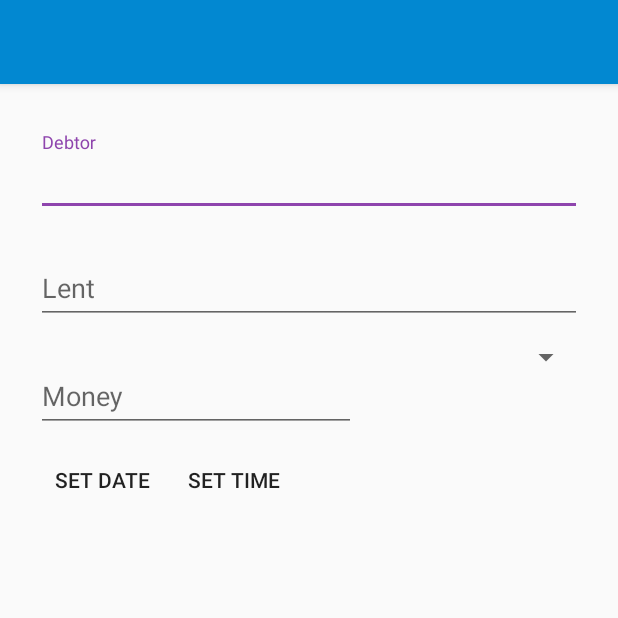
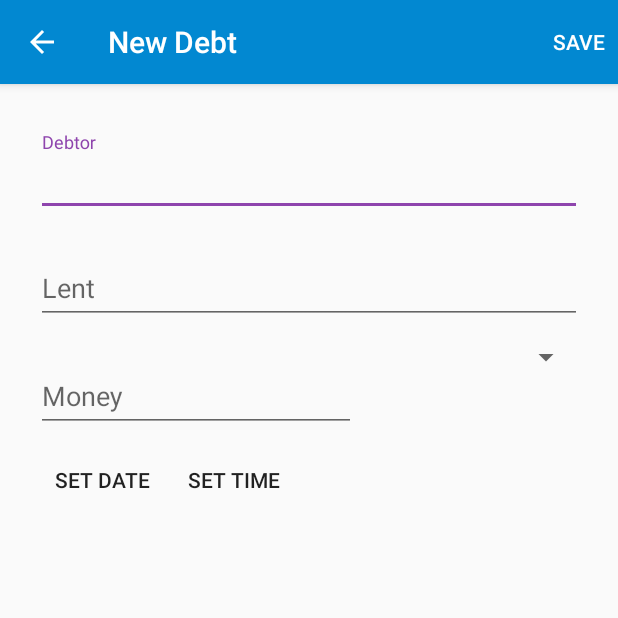
Before and after one commit to Popalay/Yooder, an Android app: the AddDebtDialog screen opened directly, with no data from a screen before it, on a phone screen of 412 x 824 dp, the top half of it. Run offline under Robolectric (Android 15) with nearby library versions, the phone set to English and light mode, and no system bars; plain views replace MaterialSpinner.

```diff
--- a/app/build.gradle
+++ b/app/build.gradle
@@ -25,7 +25,7 @@ android {
 }
 
 buildscript {
-    ext.kotlin_version = '1.0.0-beta-2423'
+    ext.kotlin_version = '1.0.0-beta-3595'
     repositories {
         mavenCentral()
     }
--- a/app/src/main/kotlin/com/popalay/yooder/activities/BaseActivity.kt
+++ b/app/src/main/kotlin/com/popalay/yooder/activities/BaseActivity.kt
@@ -2,13 +2,11 @@ package com.popalay.yooder.activities
 
 import android.content.Context
 import android.support.v7.app.AppCompatActivity
-import android.util.Log
 import android.view.MotionEvent
 import android.view.inputmethod.InputMethodManager
 
 abstract class BaseActivity : AppCompatActivity() {
     override fun onTouchEvent(event: MotionEvent?): Boolean {
-        Log.i("Dialog", "Click")
         var view = this.currentFocus;
         if (view != null) {
             view.clearFocus()
--- a/app/src/main/kotlin/com/popalay/yooder/activities/MainActivity.kt
+++ b/app/src/main/kotlin/com/popalay/yooder/activities/MainActivity.kt
@@ -11,7 +11,7 @@ import android.widget.TextView
 import com.parse.ParseUser
 import com.popalay.yooder.R
 import com.popalay.yooder.fragments.RemindersFragment
-import kotlinx.android.synthetic.activity_main.*
+import kotlinx.android.synthetic.main.activity_main.*
 
 public class MainActivity : BaseActivity() {
 
--- a/app/src/main/kotlin/com/popalay/yooder/fragments/LoginFragment.kt
+++ b/app/src/main/kotlin/com/popalay/yooder/fragments/LoginFragment.kt
@@ -12,7 +12,7 @@ import com.popalay.yooder.eventbus.LoginButtonEvent
 import com.popalay.yooder.eventbus.SignupButtonEvent
 import com.popalay.yooder.extensions.hideKeyboard
 import com.popalay.yooder.extensions.snackbar
-import kotlinx.android.synthetic.fragment_login.*
+import kotlinx.android.synthetic.main.fragment_login.*
 
 public class LoginFragment : Fragment() {
 
--- a/app/src/main/kotlin/com/popalay/yooder/fragments/RemindersFragment.kt
+++ b/app/src/main/kotlin/com/popalay/yooder/fragments/RemindersFragment.kt
@@ -9,7 +9,7 @@ import android.view.ViewGroup
 import com.popalay.yooder.R
 import com.popalay.yooder.activities.AddDebtDialog
 import com.popalay.yooder.widgets.PagerAdapter
-import kotlinx.android.synthetic.fragment_reminders.*
+import kotlinx.android.synthetic.main.fragment_reminders.*
 
 public class RemindersFragment : Fragment() {
 
--- a/app/src/main/kotlin/com/popalay/yooder/fragments/SignupFragment.kt
+++ b/app/src/main/kotlin/com/popalay/yooder/fragments/SignupFragment.kt
@@ -12,7 +12,7 @@ import com.popalay.yooder.eventbus.LoginButtonEvent
 import com.popalay.yooder.eventbus.SignupButtonEvent
 import com.popalay.yooder.extensions.hideKeyboard
 import com.popalay.yooder.extensions.snackbar
-import kotlinx.android.synthetic.fragment_signup.*
+import kotlinx.android.synthetic.main.fragment_signup.*
 
 public class SignupFragment : Fragment() {
 
--- a/app/src/main/res/drawable/ic_arrow_back.xml
+++ /dev/null
@@ -1,9 +0,0 @@
-<vector xmlns:android="http://schemas.android.com/apk/res/android"
-        android:width="24dp"
-        android:height="24dp"
-        android:viewportWidth="24.0"
-        android:viewportHeight="24.0">
-    <path
-        android:fillColor="#ffffff"
-        android:pathData="M20,11H7.83l5.59,-5.59L12,4l-8,8 8,8 1.41,-1.41L7.83,13H20v-2z"/>
-</vector>
--- a/build.gradle
+++ b/build.gradle
@@ -5,7 +5,7 @@ buildscript {
         jcenter()
     }
     dependencies {
-        classpath 'com.android.tools.build:gradle:1.5.0-beta1'
+        classpath 'com.android.tools.build:gradle:2.0.0-alpha2'
 
         // NOTE: Do not place your application dependencies here; they belong
         // in the individual module build.gradle files
```
Also changed, not shown: app/src/main/AndroidManifest.xml (+9 -4 lines), app/src/main/kotlin/com/popalay/yooder/activities/AddDebtDialog.kt (+4 -11 lines), app/src/main/res/values-v21/styles.xml (+0 -12 lines), app/src/main/res/values/styles.xml (+0 -7 lines).
